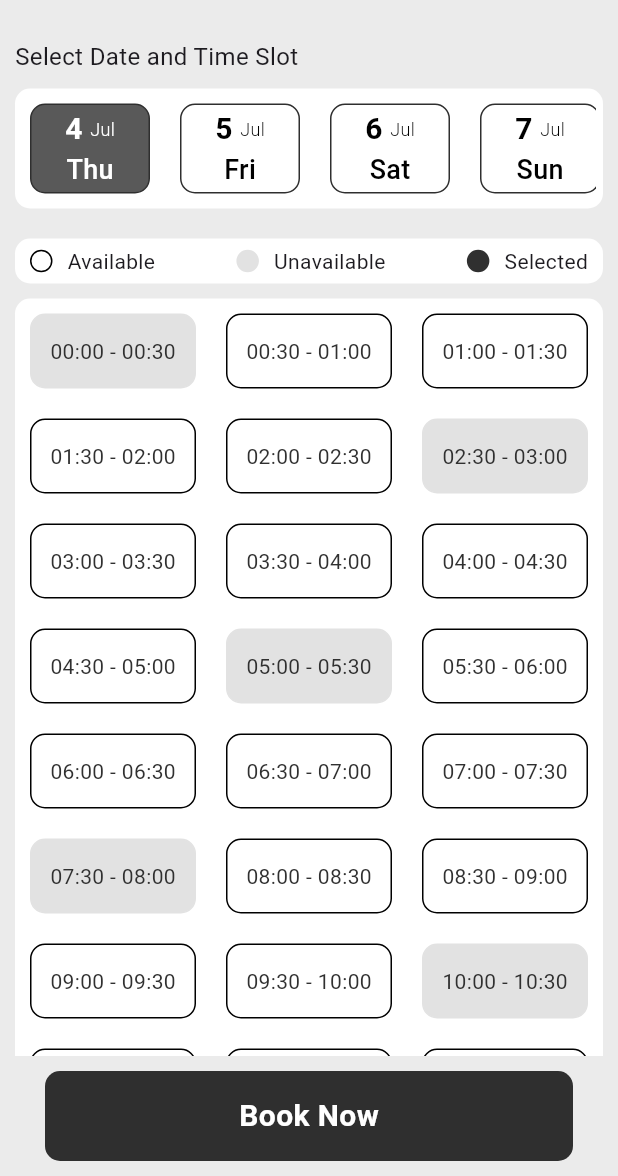
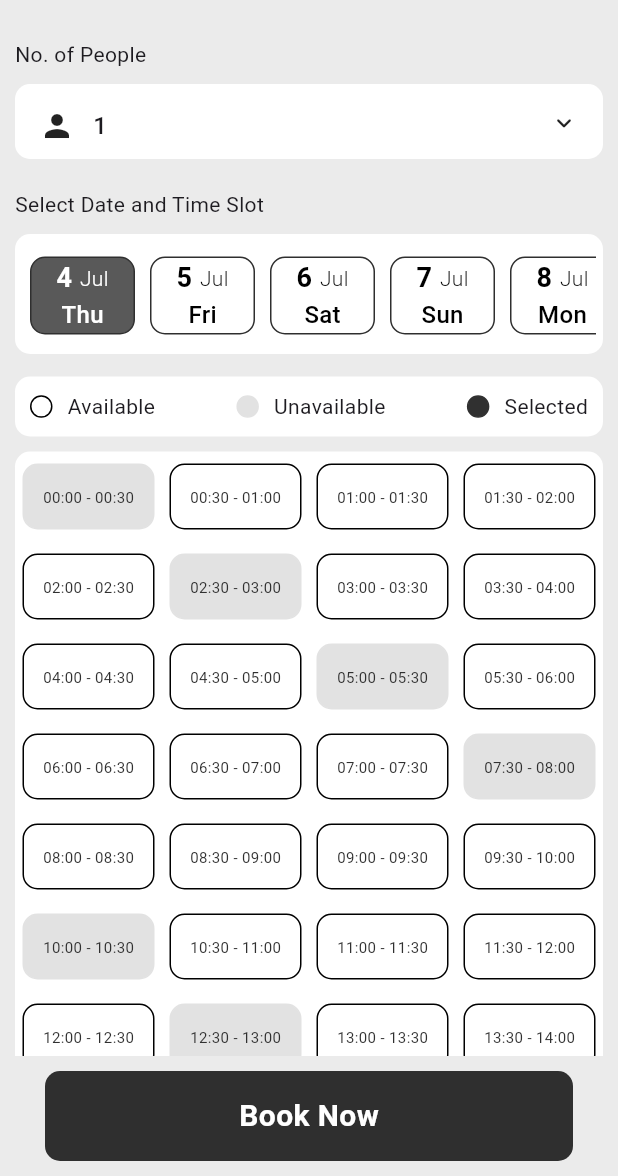
Before and after one commit to Umang-Reformiqo-2024/workspace, a Flutter app: the WscLocationScreen screen opened directly, after a tap on "Book Now", on a phone screen of 412 x 824 dp, the part 60-1236 px from its top. Run offline on Flutter 3.47's test engine with Material 3 defaults, Android fonts, the phone set to English and light mode, and no system bars; drawn by our look-alikes of animated_custom_dropdown; our stand-ins replace awesome_bottom_bar, badges, carousel_slider, flutter_staggered_animations, flutter_svg, get and 2 more; missing offline and left inert: flutter_faq, fw_tab_bar, simple_ripple_animation; Roboto replaces fonts that are missing (proximanovaRegular); project files that could hold a hidden picture were left out.

Commit message:
As on 04-07-2024

```diff
--- a/lib/screens/bookings/booking_schedule_screen.dart
+++ b/lib/screens/bookings/booking_schedule_screen.dart
@@ -30,14 +30,34 @@ class BookingScheduleScreen extends StatelessWidget {
               Expanded(
                 child: ListView(
                   children: [
+
+                    const Padding(
+                      padding: EdgeInsets.all(10.0),
+                      child: Text("No. of People"),
+                    ),
+                    Container(
+                      height: 50,
+                      margin: const EdgeInsets.fromLTRB(10, 0, 10, 10),
+                      decoration: BoxDecoration(
+                          color: Colors.white,
+                          borderRadius: BorderRadius.circular(10)
+                      ),
+                      child:  CustomDropdown<String>(
+                        hintText: 'Select job role',
+                        items: controller.noOfPeopleList,
+                        initialItem: controller.noOfPeopleList[0],
+                        decoration: const CustomDropdownDecoration(
+                          prefixIcon: Icon(Icons.person),
+                        ),
+                        onChanged: (value) {
+                          log('changing value to: $value');
+                        },
+                      ),
+                    ),
                     const Padding(
                       padding: EdgeInsets.fromLTRB(10, 10, 10, 10),
                       child: Text(
-                        "Select Date and Time Slot",
-                        style: TextStyle(
-                            fontSize: 16,
-                            fontFamily: AppFont.primary,
-                            fontWeight: FontWeight.normal),
+                        "Select Date and Time Slot"
                       ),
                     ),
                     // Divider(),
@@ -48,7 +68,7 @@ class BookingScheduleScreen extends StatelessWidget {
                           borderRadius: BorderRadius.circular(10)),
                       margin: const EdgeInsets.only(
                           left: 10, right: 10, bottom: 10),
-                      padding: const EdgeInsets.only(right: 5),
+                      padding: const EdgeInsets.only(right: 5,bottom: 3,top: 5,left: 5),
                       child: ListView.builder(
                         scrollDirection: Axis.horizontal,
                         itemCount: controller.dates.length,
@@ -57,8 +77,8 @@ class BookingScheduleScreen extends StatelessWidget {
                             onTap: () =>
                                 controller.onTapDateSelection(index: index),
                             child: Container(
-                              width: 80,
-                              margin: const EdgeInsets.all(10),
+                              width: 70,
+                              margin: const EdgeInsets.symmetric(vertical: 10,horizontal: 5),
                               decoration: BoxDecoration(
                                   color: controller.dates[index].isSelected
                                       ? const Color(0xFF2F2F2F).withOpacity(0.8)
@@ -82,7 +102,7 @@ class BookingScheduleScreen extends StatelessWidget {
                                                 ? Colors.white
                                                 : Colors.black,
                                             fontWeight: FontWeight.bold,
-                                            fontSize: 20),
+                                            fontSize: 18),
                                       ),
                                       const SizedBox(
                                         width: 5,
@@ -96,7 +116,7 @@ class BookingScheduleScreen extends StatelessWidget {
                                                 ? Colors.white
                                                 : Colors.black,
                                             fontWeight: FontWeight.w300,
-                                            fontSize: 12),
+                                            fontSize: 14),
                                       ),
                                     ],
                                   ),
@@ -108,7 +128,7 @@ class BookingScheduleScreen extends StatelessWidget {
                                                 ? Colors.white
                                                 : Colors.black,
                                         fontWeight: FontWeight.w500,
-                                        fontSize: 18),
+                                        fontSize: 16),
                                   ),
                                 ],
                               ),
@@ -119,8 +139,8 @@ class BookingScheduleScreen extends StatelessWidget {
                     ),
                     // Divider(),
                     Container(
-                      height: 30,
-                      margin: const EdgeInsets.fromLTRB(10, 10, 10, 0),
+                      height: 40,
+                      margin: const EdgeInsets.fromLTRB(10, 5, 10, 0),
                       padding: const EdgeInsets.symmetric(horizontal: 10),
                       decoration: BoxDecoration(
                           color: Colors.white,
@@ -183,18 +203,17 @@ class BookingScheduleScreen extends StatelessWidget {
                         physics: const NeverScrollableScrollPhysics(),
                         gridDelegate:
                             const SliverGridDelegateWithFixedCrossAxisCount(
-                                crossAxisCount: 3,
-                                childAspectRatio: 16 / 9,
+                                crossAxisCount: 4,
                                 mainAxisSpacing: 0,
                                 crossAxisSpacing: 0,
-                                mainAxisExtent: 70),
+                                mainAxisExtent: 60),
                         itemCount: controller.timeSlots.length,
                         shrinkWrap: true,
                         itemBuilder: (context, index) {
                           return GestureDetector(
                             onTap: () => controller.onTapTimeSlots(index: index),
                             child: Container(
-                              margin: const EdgeInsets.all(10),
+                              margin: const EdgeInsets.symmetric(vertical: 8,horizontal: 5),
                               decoration: BoxDecoration(
                                   color:
                                   controller.timeSlots[index].isSelected
@@ -212,34 +231,11 @@ class BookingScheduleScreen extends StatelessWidget {
                                   child: Text(
                                       controller.timeSlots[index].time ?? "",
                                     style: controller.timeSlots[index].isSelected
-                                        ? const TextStyle(color: Colors.white, fontWeight: FontWeight.bold)
-                                        : const TextStyle(color: Color(0xFF303030), fontWeight: FontWeight.normal),
+                                        ? const TextStyle(color: Colors.white, fontWeight: FontWeight.bold,fontSize: 12)
+                                        : const TextStyle(color: Color(0xFF303030), fontWeight: FontWeight.normal,fontSize: 10),
                                   )),
                             ),
                           );
-                        },
-                      ),
-                    ),
-                    const Padding(
-                      padding: EdgeInsets.all(10.0),
-                      child: Text("No. of People"),
-                    ),
-                    Container(
-                      height: 50,
-                      margin: const EdgeInsets.fromLTRB(10, 0, 10, 10),
-                      decoration: BoxDecoration(
-                        color: Colors.white,
-                        borderRadius: BorderRadius.circular(10)
-                      ),
-                      child:  CustomDropdown<String>(
-                        hintText: 'Select job role',
-                        items: controller.noOfPeopleList,
-                        initialItem: controller.noOfPeopleList[0],
-                        decoration: const CustomDropdownDecoration(
-                          prefixIcon: Icon(Icons.person),
-                        ),
-                        onChanged: (value) {
-                          log('changing value to: $value');
                         },
                       ),
                     ),
--- a/lib/screens/home/home_screen.dart
+++ b/lib/screens/home/home_screen.dart
@@ -71,6 +71,14 @@ class _HomeScreenState extends State<HomeScreen> {
         },
         enableShadow: true,
         animated: true,
+        boxShadow: [
+          BoxShadow(
+            color: Colors.black.withOpacity(0.2),
+            spreadRadius: 1,
+            blurRadius: 6,
+            offset: const Offset(0, -1)
+          )
+        ],
       ),
     );
   }
--- a/lib/screens/home/wsc_location_screen.dart
+++ b/lib/screens/home/wsc_location_screen.dart
@@ -1,3 +1,6 @@
+import 'dart:developer';
+
+import 'package:animated_custom_dropdown/custom_dropdown.dart';
 import 'package:flutter/material.dart';
 import 'package:get/get.dart';
 import 'package:workspace/app_data/app_fonts/app_font.dart';
@@ -19,7 +22,7 @@ class WscLocationScreen extends StatelessWidget {
         backgroundColor: const Color(0xFFEBEBEB),
         appBar:WorkSpaceCoAppBar(title: "WorkSpaceCo",titleSize: 20,automaticallyLeading: false,),
         body: Padding(
-          padding: const EdgeInsets.all(8.0),
+          padding: const EdgeInsets.fromLTRB(8, 8, 8, 0),
           child: Column(
             mainAxisAlignment: MainAxisAlignment.start,
             crossAxisAlignment: CrossAxisAlignment.start,
@@ -27,90 +30,120 @@ class WscLocationScreen extends StatelessWidget {
               Row(
                 mainAxisAlignment: MainAxisAlignment.spaceBetween,
                 children: [
-                  Column(
+                  Expanded(
+                    child: Column(
                       mainAxisAlignment: MainAxisAlignment.start,
                       crossAxisAlignment: CrossAxisAlignment.start,
                       children: [
-                      const Text("Location",style: TextStyle(fontWeight: FontWeight.bold,fontFamily: AppFont.primary),),
-                      const SizedBox(height: 10,),
-                      DropdownMenu(
-                          hintText: "Select Location",
-                          menuStyle: const MenuStyle(
-                            backgroundColor: WidgetStatePropertyAll(Colors.white),
+                        const Text("Location",style: TextStyle(fontWeight: FontWeight.normal,fontFamily: AppFont.primary),),
+                        const SizedBox(height: 5,),
+                        Container(
+                          height: 55,
+                          decoration: BoxDecoration(
+                              color: Colors.white,
+                              borderRadius: BorderRadius.circular(10)
                           ),
-                          width: 200,
-                          onSelected: (value) {
-                            debugPrint("===[$value]===");
+                          child:  CustomDropdown<String>(
+                            hintText: 'Select job role',
+                            items: ['Home','City Center','Skyline','Rise'],
+                            initialItem: 'Home',
+                            decoration: const CustomDropdownDecoration(),
+                            onChanged: (value) {
+                              log('changing value to: $value');
                             },
-                          dropdownMenuEntries: controller.workSpaceLocations
-                              .map((location) => DropdownMenuEntry(
-                              label: location.title??"",
-                              value: location.title??"",
-                              leadingIcon: Image.asset(location.logo??"",height: 60,width: 60,scale: 1,)
-                          )).toList()),
+                          ),
+                        ),
                       ],
                     ),
-                  Column(
+                  ),
+                  SizedBox(width: 10,),
+                  Expanded(
+                    child: Column(
                       mainAxisAlignment: MainAxisAlignment.start,
                       crossAxisAlignment: CrossAxisAlignment.start,
                       children: [
-                      const Text("Number of people",style: TextStyle(fontWeight: FontWeight.bold,fontFamily: AppFont.primary),),
-                      const SizedBox(height: 10,),
-                      DropdownMenu(
-                          hintText: "1",
-                          menuStyle: const MenuStyle(
-                            backgroundColor: WidgetStatePropertyAll(Colors.white),
+                        const Text("Type of workspace",style: TextStyle(fontWeight: FontWeight.normal,fontFamily: AppFont.primary),),
+                        const SizedBox(height: 5,),
+                        Container(
+                          height: 55,
+                          decoration: BoxDecoration(
+                              color: Colors.white,
+                              borderRadius: BorderRadius.circular(10)
                           ),
-                          width: 150,
-                          onSelected: (value) {
-                            debugPrint("===[$value]===");
+                          child:  CustomDropdown<String>(
+                            hintText: 'Select job role',
+                            items: ['Meeting Room','Personal Cabin','Dedicated Desk'],
+                            initialItem: 'Meeting Room',
+                            decoration: const CustomDropdownDecoration(),
+                            onChanged: (value) {
+                              log('changing value to: $value');
                             },
-                          dropdownMenuEntries: ['1', '2', '3','4','5','6','7','8','9','10','11','12']
-                              .map((location) => DropdownMenuEntry(
-                              label: location,
-                              value: location,
-                              //leadingIcon: Image.asset("assets/v2/png/app_logo.webp",height: 60,width: 60,scale: 1,)
-                          )).toList()),
-                    ],
+                          ),
                         ),
                       ],
                     ),
-              const SizedBox(height: 15,),
-              Row(
-                mainAxisAlignment: MainAxisAlignment.spaceBetween,
-                crossAxisAlignment: CrossAxisAlignment.end,
-                children: [
-                  Column(
-                    mainAxisAlignment: MainAxisAlignment.start,
-                    crossAxisAlignment: CrossAxisAlignment.start,
-                    children: [
-                      const Text("Type of workspace",style: TextStyle(fontWeight: FontWeight.bold,fontFamily: AppFont.primary),),
-                      const SizedBox(height: 10,),
-                      DropdownMenu(
-                          hintText: "Meeting Room",
-                          menuStyle: const MenuStyle(
-                            backgroundColor: WidgetStatePropertyAll(Colors.white),
                   ),
-                          width: 200,
-                          onSelected: (value) {
-                            debugPrint("===[$value]===");
-                          },
-                          dropdownMenuEntries: ['Meeting Room', 'Personal Cabin', 'Dedicated Desk']
-                              .map((location) => DropdownMenuEntry(
-                              label: location,
-                              value: location,
-                              //leadingIcon: Image.asset("assets/v2/png/app_logo.webp",height: 60,width: 60,scale: 1,)
-                          )).toList()),
+                  // Column(
+                  //   mainAxisAlignment: MainAxisAlignment.start,
+                  //   crossAxisAlignment: CrossAxisAlignment.start,
+                  //   children: [
+                  //     const Text("Number of people",style: TextStyle(fontWeight: FontWeight.bold,fontFamily: AppFont.primary),),
+                  //     const SizedBox(height: 10,),
+                  //     DropdownMenu(
+                  //         hintText: "1",
+                  //         menuStyle: const MenuStyle(
+                  //           backgroundColor: WidgetStatePropertyAll(Colors.white),
+                  //         ),
+                  //         width: 150,
+                  //         onSelected: (value) {
+                  //           debugPrint("===[$value]===");
+                  //         },
+                  //         dropdownMenuEntries: ['1', '2', '3','4','5','6','7','8','9','10','11','12']
+                  //             .map((location) => DropdownMenuEntry(
+                  //             label: location,
+                  //             value: location,
+                  //             //leadingIcon: Image.asset("assets/v2/png/app_logo.webp",height: 60,width: 60,scale: 1,)
+                  //         )).toList()),
+                  //   ],
+                  // ),
                 ],
               ),
-                ],
-              ),
+              // const SizedBox(height: 15,),
+              // Row(
+              //   mainAxisAlignment: MainAxisAlignment.spaceBetween,
+              //   crossAxisAlignment: CrossAxisAlignment.end,
+              //   children: [
+              //     Column(
+              //       mainAxisAlignment: MainAxisAlignment.start,
+              //       crossAxisAlignment: CrossAxisAlignment.start,
+              //       children: [
+              //         const Text("Type of workspace",style: TextStyle(fontWeight: FontWeight.bold,fontFamily: AppFont.primary),),
+              //         const SizedBox(height: 10,),
+              //         DropdownMenu(
+              //             hintText: "Meeting Room",
+              //             menuStyle: const MenuStyle(
+              //               backgroundColor: WidgetStatePropertyAll(Colors.white),
+              //             ),
+              //             width: 200,
+              //             onSelected: (value) {
+              //               debugPrint("===[$value]===");
+              //             },
+              //             dropdownMenuEntries: ['Meeting Room', 'Personal Cabin', 'Dedicated Desk']
+              //                 .map((location) => DropdownMenuEntry(
+              //                 label: location,
+              //                 value: location,
+              //                 //leadingIcon: Image.asset("assets/v2/png/app_logo.webp",height: 60,width: 60,scale: 1,)
+              //             )).toList()),
+              //       ],
+              //     ),
+              //   ],
+              // ),
               const SizedBox(height: 15,),
-              AppButtonPrimary(onTap: () => Get.to(()=> const BookingScheduleScreen(),duration: const Duration(milliseconds: 700),transition: Transition.cupertino,curve: Curves.easeInOut), text: "Book Now",buttonMargin: EdgeInsets.zero,),
+              AppButtonPrimary(onTap: () => Get.to(()=> const BookingScheduleScreen(),duration: const Duration(milliseconds: 700),transition: Transition.cupertino,curve: Curves.easeInOut), text: "Book Now",buttonMargin: EdgeInsets.zero,buttonHeight: 50,textSize: 18,),
               Container(
-                height: 40,
+                height: 45,
                 padding: const EdgeInsets.only(top: 10),
-                margin: const EdgeInsets.only(top: 15),
+                margin: const EdgeInsets.only(top: 20),
                 decoration: BoxDecoration(
                     color: Colors.white,
                     boxShadow: [
@@ -123,28 +156,34 @@ class WscLocationScreen extends StatelessWidget {
                     ],
                     borderRadius: const BorderRadius.only(topLeft: Radius.circular(30),topRight: Radius.circular(30))
                 ),
-                child: Align(
-                  alignment: Alignment.topCenter,
-                  child: Container(
-                    height: 5,
-                    width: 70,
-                    decoration: BoxDecoration(
-                        color: const Color(0xFF464646),
-                        borderRadius: BorderRadius.circular(20)
-                    ),
-                  ),
-                ),
-              ),
-              // const SizedBox(height: 20,),
-              const ColoredBox(
-                color: Colors.white,
                 child: Row(
                   children: [
-                    SizedBox(width: 10,),
+                    SizedBox(width: 20,),
                     Text("Our Locations",style: TextStyle(fontFamily: AppFont.primary,fontWeight: FontWeight.bold,fontSize: 22),),
                   ],
                 ),
+                // child: Align(
+                //   alignment: Alignment.topCenter,
+                //   child: Container(
+                //     height: 5,
+                //     width: 70,
+                //     decoration: BoxDecoration(
+                //         color: const Color(0xFF464646),
+                //         borderRadius: BorderRadius.circular(20)
+                //     ),
+                //   ),
+                // ),
               ),
+              // const SizedBox(height: 20,),
+              // const ColoredBox(
+              //   color: Colors.white,
+              //   child: Row(
+              //     children: [
+              //       SizedBox(width: 10,),
+              //       Text("Our Locations",style: TextStyle(fontFamily: AppFont.primary,fontWeight: FontWeight.bold,fontSize: 22),),
+              //     ],
+              //   ),
+              // ),
               // const SizedBox(height: 20,),
               Expanded(
                 child: ColoredBox(
@@ -170,8 +209,17 @@ class WscLocationScreen extends StatelessWidget {
       child: Container(
           margin: const EdgeInsets.all(10),
           decoration: BoxDecoration(
+            color: Colors.white,
               borderRadius: BorderRadius.circular(15),
-              border: Border.all(color: const Color(0xFFCACACA))
+              border: Border.all(color: const Color(0xFFFFFFFF)),
+            boxShadow: [
+              BoxShadow(
+                color: Colors.black.withOpacity(0.1),
+                offset: Offset(1, 1),
+                blurRadius: 4,
+                spreadRadius: 2
+              )
+            ]
           ),
           child: Column(
             mainAxisAlignment: MainAxisAlignment.start,
```
Lines whose indentation alone changed are shown as unchanged.
